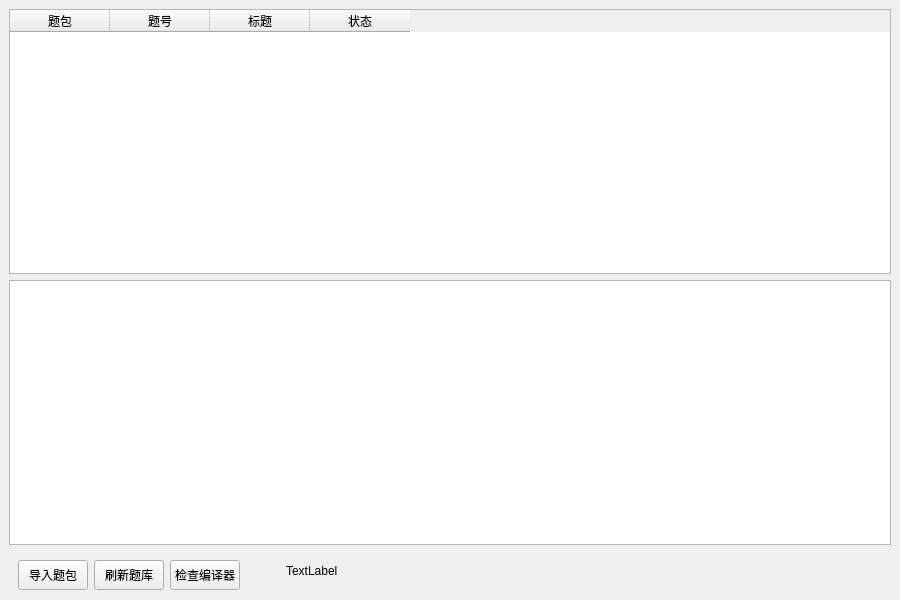
Above: ui/mainwindow.ui from HYXscut/CodeVault before the change. Below: the same form after it.
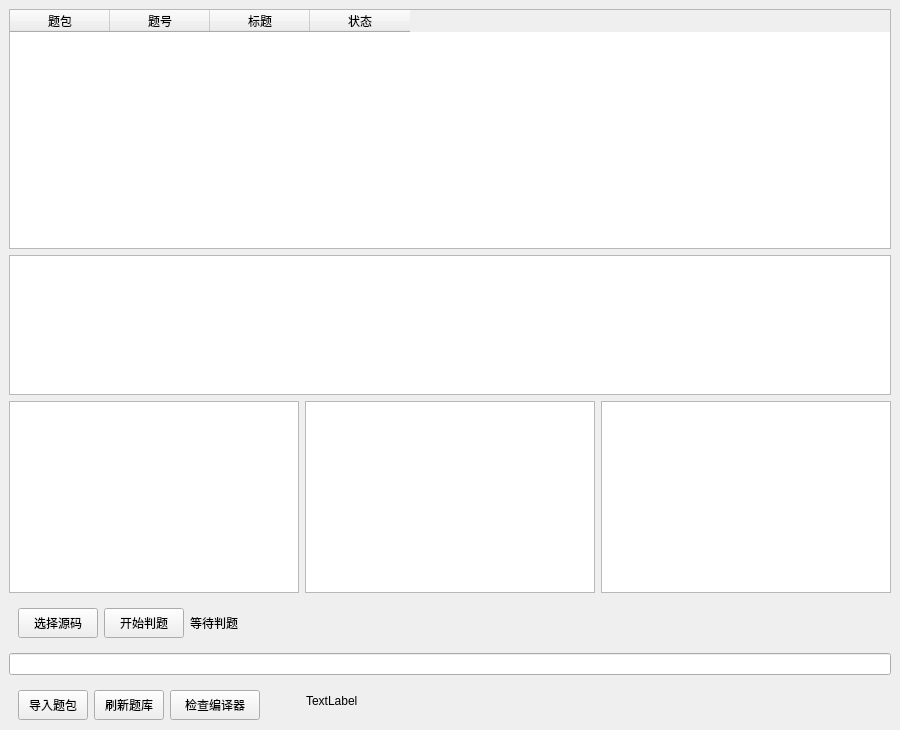
That is the form after the change.

Commit message: feat: connect judging UI workflow

```diff
--- a/ui/mainwindow.ui
+++ b/ui/mainwindow.ui
@@ -27,11 +27,23 @@
        <bool>true</bool>
       </property>
       <property name="sizePolicy">
-       <sizepolicy hsizetype="Expanding" vsizetype="Expanding">
+       <sizepolicy hsizetype="Expanding" vsizetype="Fixed">
         <horstretch>0</horstretch>
         <verstretch>0</verstretch>
        </sizepolicy>
       </property>
+      <property name="minimumSize">
+       <size>
+        <width>0</width>
+        <height>240</height>
+       </size>
+      </property>
+      <property name="maximumSize">
+       <size>
+        <width>16777215</width>
+        <height>240</height>
+       </size>
+      </property>
       <property name="rowCount">
        <number>0</number>
       </property>
@@ -61,10 +73,132 @@
      </widget>
     </item>
     <item>
-     <widget class="QTextEdit" name="statementText"/>
+     <widget class="QTextEdit" name="statementText">
+      <property name="sizePolicy">
+       <sizepolicy hsizetype="Expanding" vsizetype="Maximum">
+        <horstretch>0</horstretch>
+        <verstretch>0</verstretch>
+       </sizepolicy>
+      </property>
+      <property name="minimumSize">
+       <size>
+        <width>0</width>
+        <height>140</height>
+       </size>
+      </property>
+      <property name="maximumSize">
+       <size>
+        <width>16777215</width>
+        <height>140</height>
+       </size>
+      </property>
+     </widget>
+    </item>
+    <item>
+     <widget class="QWidget" name="widget_3" native="true">
+      <layout class="QHBoxLayout" name="horizontalLayout_3">
+       <property name="leftMargin">
+        <number>0</number>
+       </property>
+       <property name="topMargin">
+        <number>0</number>
+       </property>
+       <property name="rightMargin">
+        <number>0</number>
+       </property>
+       <property name="bottomMargin">
+        <number>0</number>
+       </property>
+       <item>
+        <widget class="QTextEdit" name="actualOutputText"/>
+       </item>
+       <item>
+        <widget class="QTextEdit" name="expectedOutputText"/>
+       </item>
+       <item>
+        <widget class="QTextEdit" name="errorOutputText"/>
+       </item>
+      </layout>
+     </widget>
+    </item>
+    <item>
+     <widget class="QWidget" name="widget_2" native="true">
+      <layout class="QHBoxLayout" name="horizontalLayout_2">
+       <item>
+        <widget class="QPushButton" name="chooseSourceButton">
+         <property name="sizePolicy">
+          <sizepolicy hsizetype="Fixed" vsizetype="Fixed">
+           <horstretch>0</horstretch>
+           <verstretch>0</verstretch>
+          </sizepolicy>
+         </property>
+         <property name="minimumSize">
+          <size>
+           <width>70</width>
+           <height>30</height>
+          </size>
+         </property>
+         <property name="text">
+          <string>选择源码</string>
+         </property>
+        </widget>
+       </item>
+       <item>
+        <widget class="QPushButton" name="judgeButton">
+         <property name="sizePolicy">
+          <sizepolicy hsizetype="Fixed" vsizetype="Fixed">
+           <horstretch>0</horstretch>
+           <verstretch>0</verstretch>
+          </sizepolicy>
+         </property>
+         <property name="minimumSize">
+          <size>
+           <width>70</width>
+           <height>30</height>
+          </size>
+         </property>
+         <property name="text">
+          <string>开始判题</string>
+         </property>
+        </widget>
+       </item>
+       <item>
+        <widget class="QLabel" name="resultLabel">
+         <property name="text">
+          <string>等待判题</string>
+         </property>
+        </widget>
+       </item>
+       <item>
+        <spacer name="horizontalSpacer_2">
+         <property name="orientation">
+          <enum>Qt::Orientation::Horizontal</enum>
+         </property>
+         <property name="sizeType">
+          <enum>QSizePolicy::Policy::Preferred</enum>
+         </property>
+         <property name="sizeHint" stdset="0">
+          <size>
+           <width>40</width>
+           <height>20</height>
+          </size>
+         </property>
+        </spacer>
+       </item>
+      </layout>
+     </widget>
+    </item>
+    <item>
+     <widget class="QLineEdit" name="sourcePathEdit"/>
     </item>
     <item>
      <widget class="QWidget" name="widget" native="true">
+      <property name="sizePolicy">
+       <sizepolicy hsizetype="Preferred" vsizetype="Fixed">
+        <horstretch>0</horstretch>
+        <verstretch>0</verstretch>
+       </sizepolicy>
+      </property>
       <property name="minimumSize">
        <size>
         <width>0</width>
@@ -124,15 +258,21 @@
        </item>
        <item>
         <widget class="QPushButton" name="checkCompilerButton">
+         <property name="sizePolicy">
+          <sizepolicy hsizetype="Fixed" vsizetype="Fixed">
+           <horstretch>0</horstretch>
+           <verstretch>0</verstretch>
+          </sizepolicy>
+         </property>
          <property name="minimumSize">
           <size>
-           <width>70</width>
+           <width>90</width>
            <height>30</height>
           </size>
          </property>
          <property name="maximumSize">
           <size>
-           <width>70</width>
+           <width>90</width>
            <height>30</height>
           </size>
          </property>
@@ -160,7 +300,7 @@
        <item>
         <widget class="QLabel" name="statusLabel">
          <property name="sizePolicy">
-          <sizepolicy hsizetype="Expanding" vsizetype="Preferred">
+          <sizepolicy hsizetype="Expanding" vsizetype="Fixed">
            <horstretch>0</horstretch>
            <verstretch>0</verstretch>
           </sizepolicy>
```
The commit also changes 2 other files.
